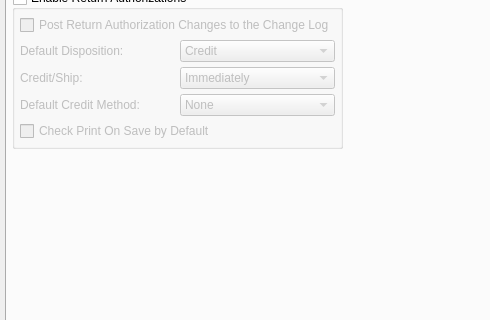
Above: guiclient/configureSO.ui from Pegasus-RPG/xtuple-client before the change; both pictures show x 0 to 490 and y 188 to 508 of the 714 by 728 pixel window. Below: the same form after it.
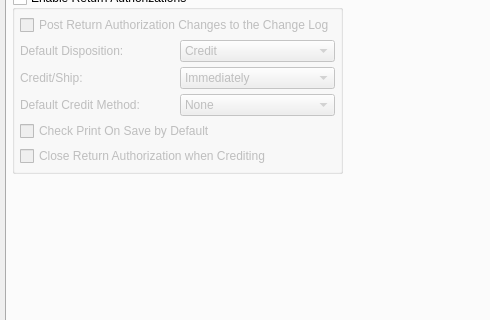
That is the form after the change. The open tabs and pages were chosen to show the change. Custom widgets are drawn as their Qt base class.

Commit message: Issue #25927: Close RA upon Crediting

What changed in the file:
```diff
--- a/guiclient/configureSO.ui
+++ b/guiclient/configureSO.ui
@@ -1395,6 +1395,16 @@
               </property>
              </widget>
             </item>
+            <item row="5" column="0" colspan="2">
+             <widget class="QCheckBox" name="_closeRA">
+              <property name="focusPolicy">
+               <enum>Qt::ClickFocus</enum>
+              </property>
+              <property name="text">
+               <string>Close Return Authorization when Crediting</string>
+              </property>
+             </widget>
+            </item>
            </layout>
           </widget>
          </item>
```
The commit also changes 4 other files.
